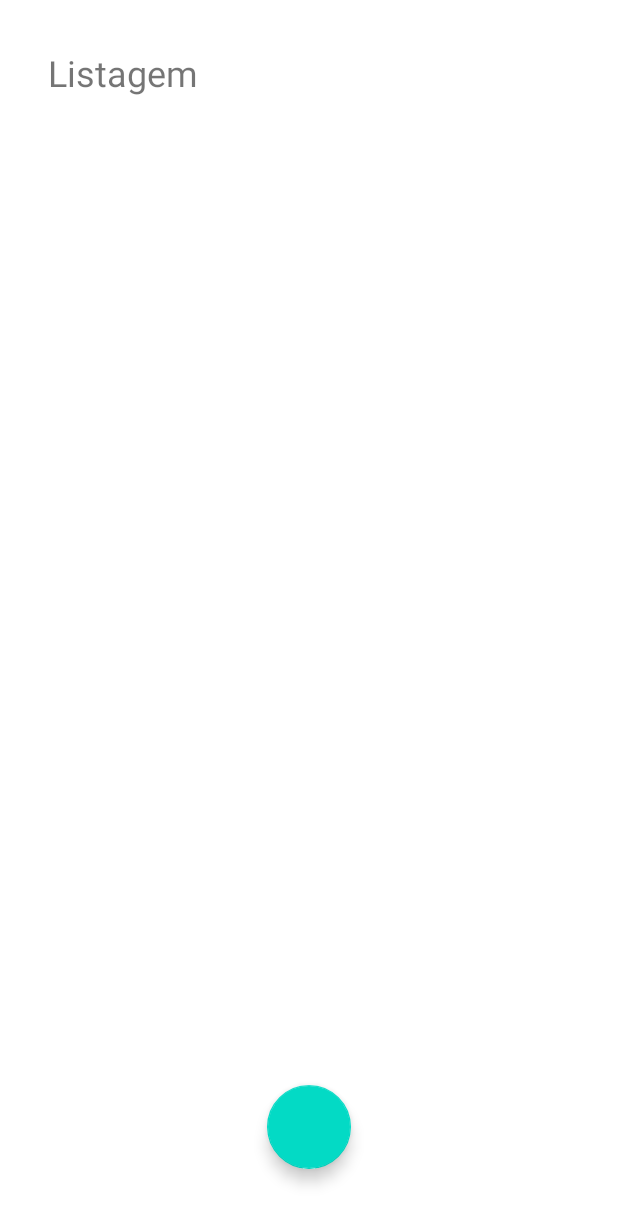
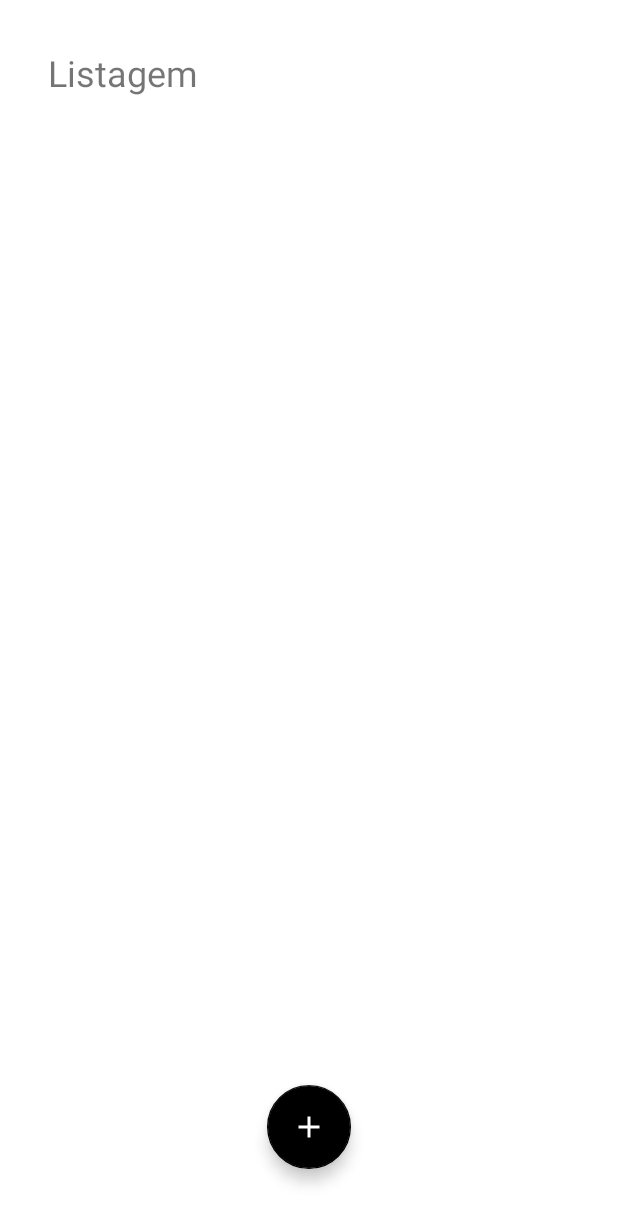
Before and after one commit to NeiTDutra/criar-lista-app-kotlin, an Android app: the layout activity_main.xml on its own in the app's theme, with its tools: preview values and no code run, on a phone screen of 412 x 824 dp. Shown: the top 1224 px of the screen. Run offline under Robolectric (Android 15) with nearby library versions, the phone set to English and light mode, and no system bars.

Commit message:
desenvolvendo tema de layout e nova activity

```diff
--- /dev/null
+++ b/app/src/main/res/drawable/ic_baseline_add_24.xml
@@ -0,0 +1,5 @@
+<vector android:height="24dp" android:tint="#FCF9F7"
+    android:viewportHeight="24" android:viewportWidth="24"
+    android:width="24dp" xmlns:android="http://schemas.android.com/apk/res/android">
+    <path android:fillColor="@android:color/white" android:pathData="M19,13h-6v6h-2v-6H5v-2h6V5h2v6h6v2z"/>
+</vector>
--- /dev/null
+++ b/app/src/main/res/layout/activity_add_task.xml
@@ -0,0 +1,6 @@
+<?xml version="1.0" encoding="utf-8"?>
+<androidx.constraintlayout.widget.ConstraintLayout
+    xmlns:android="http://schemas.android.com/apk/res/android" android:layout_width="match_parent"
+    android:layout_height="match_parent">
+
+</androidx.constraintlayout.widget.ConstraintLayout>
--- a/app/src/main/res/layout/activity_main.xml
+++ b/app/src/main/res/layout/activity_main.xml
@@ -24,6 +24,7 @@
         app:layout_constraintEnd_toEndOf="parent"
         app:layout_constraintStart_toStartOf="parent"
         app:layout_constraintTop_toTopOf="parent"
+        app:srcCompat="@drawable/ic_baseline_add_24"
         app:layout_constraintVertical_bias="0.942" />
 
 </androidx.constraintlayout.widget.ConstraintLayout>
--- a/app/src/main/res/values/themes.xml
+++ b/app/src/main/res/values/themes.xml
@@ -1,16 +1,10 @@
 <resources xmlns:tools="http://schemas.android.com/tools">
     <!-- Base application theme. -->
-    <style name="Theme.CriarLista" parent="Theme.MaterialComponents.DayNight.DarkActionBar">
+    <style name="Theme.CriarLista" parent="Theme.MaterialComponents.Light.NoActionBar">
         <!-- Primary brand color. -->
-        <item name="colorPrimary">@color/purple_500</item>
-        <item name="colorPrimaryVariant">@color/purple_700</item>
-        <item name="colorOnPrimary">@color/white</item>
-        <!-- Secondary brand color. -->
-        <item name="colorSecondary">@color/teal_200</item>
-        <item name="colorSecondaryVariant">@color/teal_700</item>
-        <item name="colorOnSecondary">@color/black</item>
-        <!-- Status bar color. -->
-        <item name="android:statusBarColor" tools:targetApi="l">?attr/colorPrimaryVariant</item>
-        <!-- Customize your theme here. -->
+        <item name="colorPrimary">@color/white</item>
+        <item name="colorPrimaryDark">@color/black</item>
+        <item name="colorSecondary">@color/black</item>
+        <item name="colorOnSecondary">@color/white</item>
     </style>
 </resources>
```
